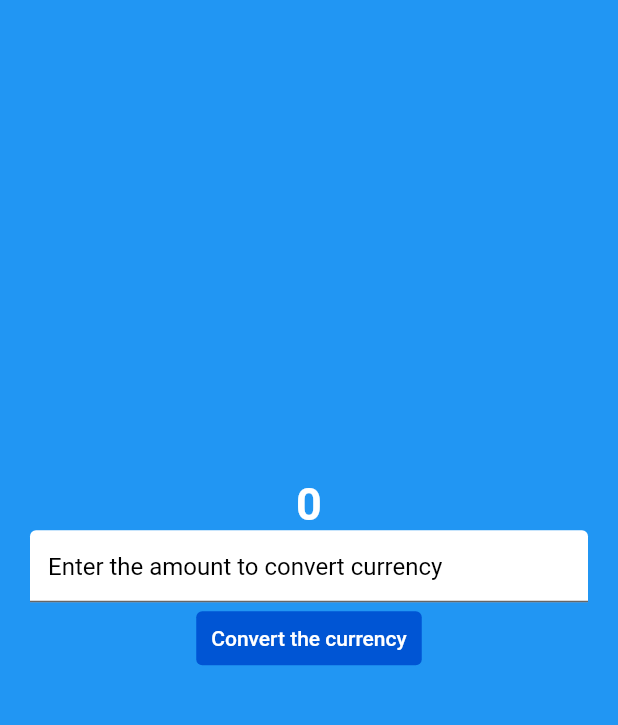
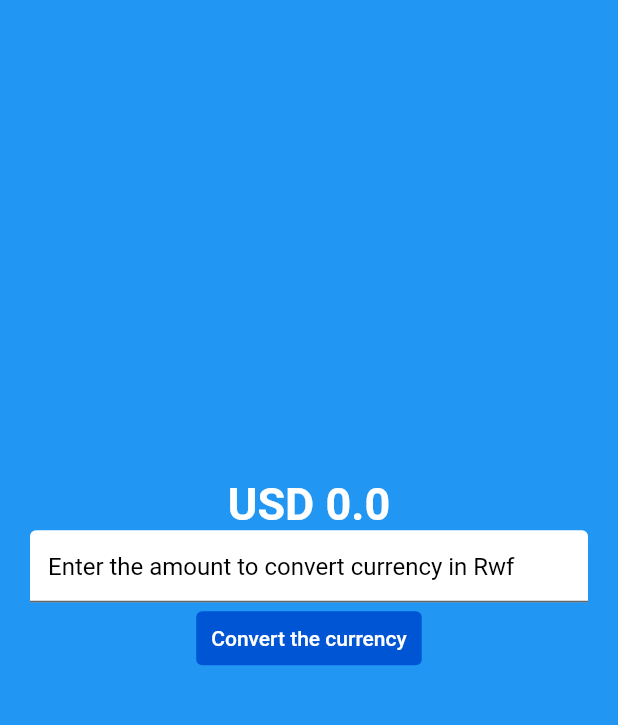
Before and after one commit to Charmant27/cureency-converter, a Flutter app: the screen it shows after launch, after a tap on "Convert the currency", on a phone screen of 412 x 824 dp, the part 84-809 px from its top. Run offline on Flutter 3.47's test engine with Material 2 defaults, Android fonts, the phone set to English and light mode, and no system bars.

Commit message:
Added currency conversion function

```diff
--- a/lib/convert_page.dart
+++ b/lib/convert_page.dart
@@ -1,8 +1,21 @@
-import 'package:flutter/foundation.dart';
 import 'package:flutter/material.dart';
 
-class Converter extends StatelessWidget {
+class Converter extends StatefulWidget {
   const Converter({super.key});
+
+  @override
+  State<Converter> createState() => _Converter();
+}
+
+class _Converter extends State<Converter> {
+  double inputCurrency = 0;
+  final TextEditingController textEditingController = TextEditingController();
+
+  void convert() {
+    setState(() {
+      inputCurrency = double.parse(textEditingController.text) * 1000;
+    });
+  }
 
   @override
   Widget build(BuildContext context) {
@@ -22,30 +35,27 @@ class Converter extends StatelessWidget {
           child: Center(
             child:
                 Column(mainAxisAlignment: MainAxisAlignment.center, children: [
-              const Text(
-                '0',
-                style: TextStyle(
+              Text(
+                'USD ${inputCurrency.toString()}',
+                style: const TextStyle(
                     color: Colors.white,
                     fontSize: 30,
                     fontWeight: FontWeight.w600),
               ),
-              const TextField(
-                decoration: InputDecoration(
-                    hintText: 'Enter the amount to convert currency',
+              TextField(
+                controller: textEditingController,
+                decoration: const InputDecoration(
+                    hintText: 'Enter the amount to convert currency in Rwf',
                     hintStyle: TextStyle(color: Colors.black),
                     filled: true,
                     fillColor: Colors.white,
                     focusedBorder: OutlineInputBorder(
                         borderSide: BorderSide(style: BorderStyle.none))),
-                keyboardType: TextInputType.numberWithOptions(
+                keyboardType: const TextInputType.numberWithOptions(
                     decimal: true, signed: true),
               ),
               TextButton(
-                onPressed: () {
-                  if (kDebugMode) {
-                    print('Pressed');
-                  }
-                },
+                onPressed: convert,
                 style: TextButton.styleFrom(
                     backgroundColor: const Color.fromARGB(255, 0, 85, 212),
                     padding: const EdgeInsets.all(10)),
```
